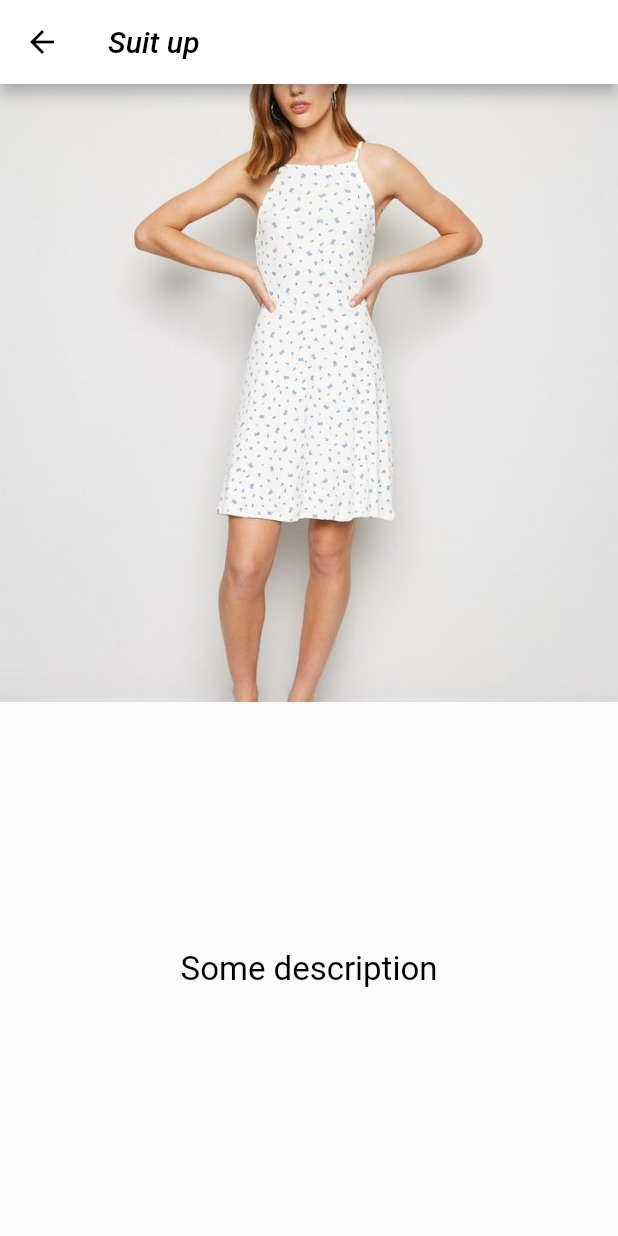
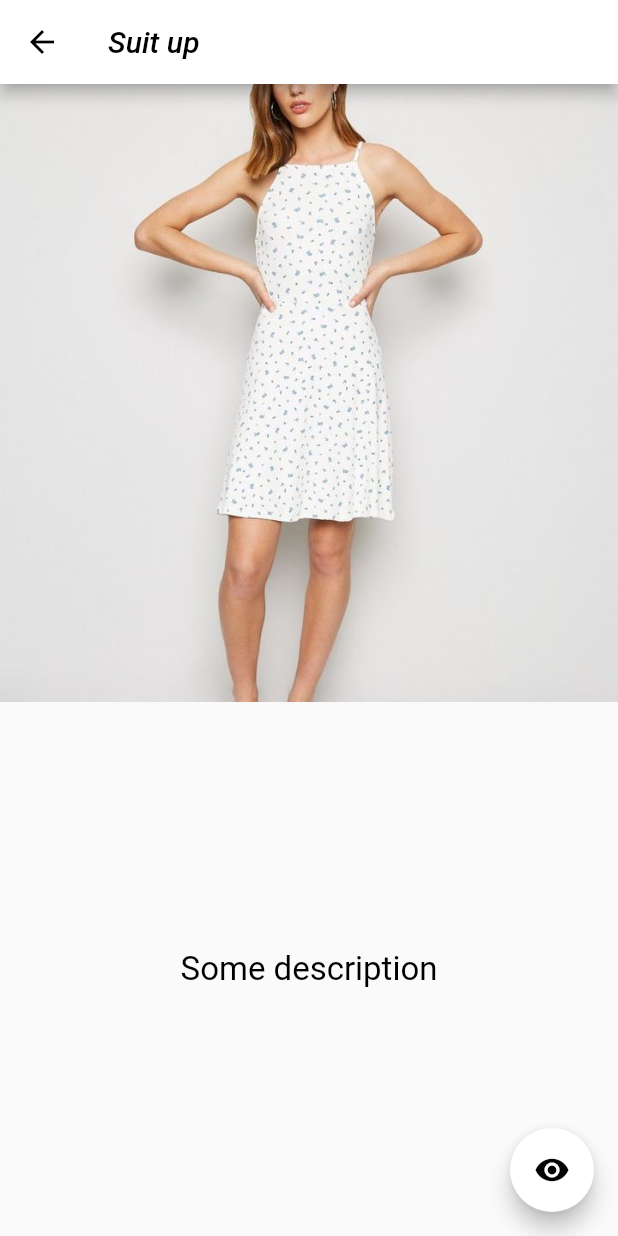
Before and after one commit to IraSmalko/Suit-Up, a Flutter app: the PageViews screen opened directly, on a phone screen of 412 x 824 dp. Run offline on Flutter 3.47's test engine with Material 2 defaults, Android fonts, the phone set to English and light mode, and no system bars; our stand-ins replace auto_size_text, camera, flutter_calendar_carousel, image_picker, shared_preferences; missing offline and left inert: di_container; accounts and stored records are empty.

Commit message:
Added the FloatingActionButton button that opens the camera to page_views

```diff
--- a/lib/widgets/page_views.dart
+++ b/lib/widgets/page_views.dart
@@ -2,6 +2,8 @@ import 'package:flutter/cupertino.dart';
 import 'package:flutter/material.dart';
 import 'package:suit_up/models/category.dart';
 import 'package:suit_up/repository/repository.dart';
+
+import 'camera.dart';
 
 startPageViews(BuildContext context) {
   Navigator.of(context).push(MaterialPageRoute(
@@ -49,7 +51,8 @@ class _PageViewsState extends State<PageViews> {
             transform: Matrix4.identity()
               ..rotateY(_currentPageValue - position)
               ..rotateZ(_currentPageValue - position),
-            child: Container(
+            child: Scaffold(
+              body: Container(
                 child: Column(
                   children: <Widget>[
                     Container(
@@ -69,6 +72,15 @@ class _PageViewsState extends State<PageViews> {
                   ],
                 ),
               ),
+              floatingActionButton: FloatingActionButton(
+                backgroundColor: Colors.white,
+                child: Icon(
+                  Icons.visibility,
+                  color: Colors.black,
+                ),
+                onPressed: () => startCamera(context, _items[position].imageUrl),
+              ),
+            ),
           );
         },
         itemCount: _items.length,
```
Lines whose indentation alone changed are shown as unchanged.
